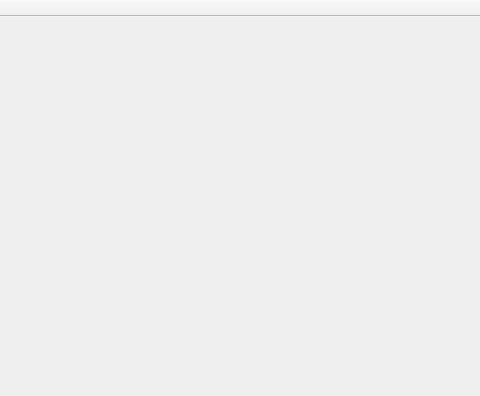
Before: the Qt Designer form QtPi/mainwindow.ui in kzhereb/knu-is-ooop2019, drawn with Qt 5; both pictures show x 244 to 724 and y 0 to 396 of the 724 by 490 pixel window.
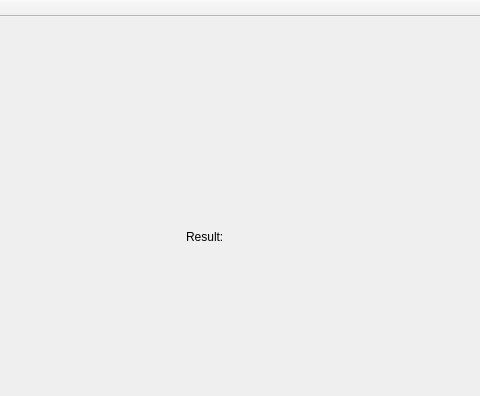
After: the same form once the commit is applied.

Diff of the .ui file:
```diff
--- a/QtPi/mainwindow.ui
+++ b/QtPi/mainwindow.ui
@@ -53,6 +53,19 @@
      </property>
     </widget>
    </widget>
+   <widget class="QLabel" name="lblResult">
+    <property name="geometry">
+     <rect>
+      <x>430</x>
+      <y>210</y>
+      <width>241</width>
+      <height>19</height>
+     </rect>
+    </property>
+    <property name="text">
+     <string>Result: </string>
+    </property>
+   </widget>
   </widget>
   <widget class="QMenuBar" name="menuBar">
    <property name="geometry">
```
